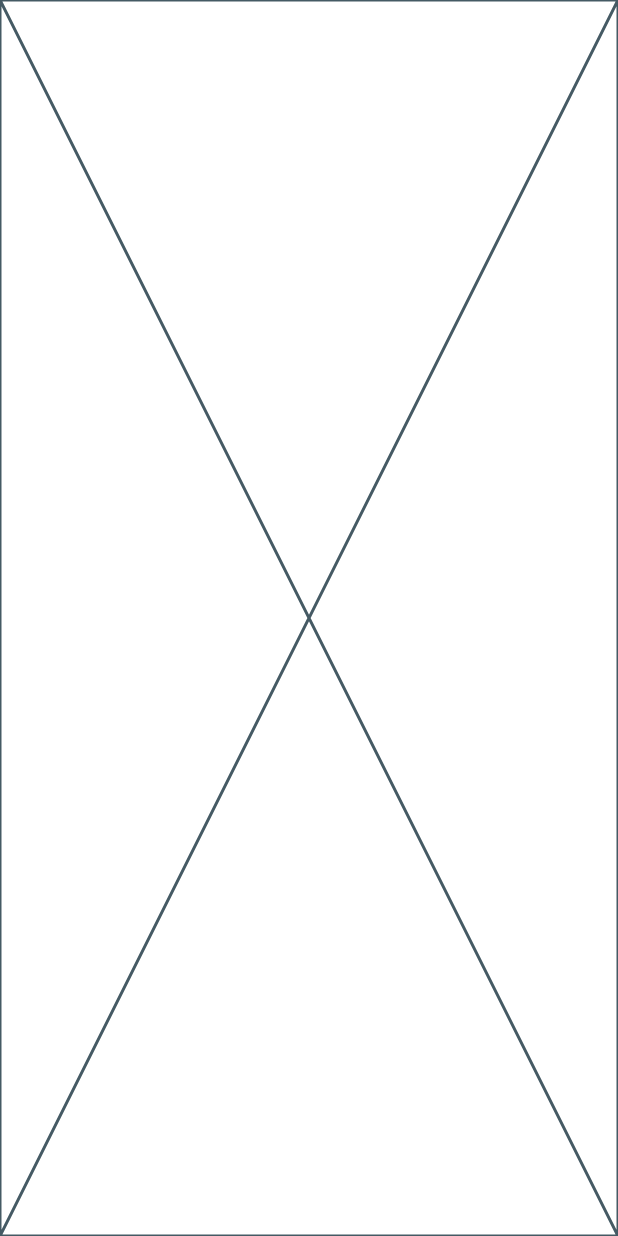
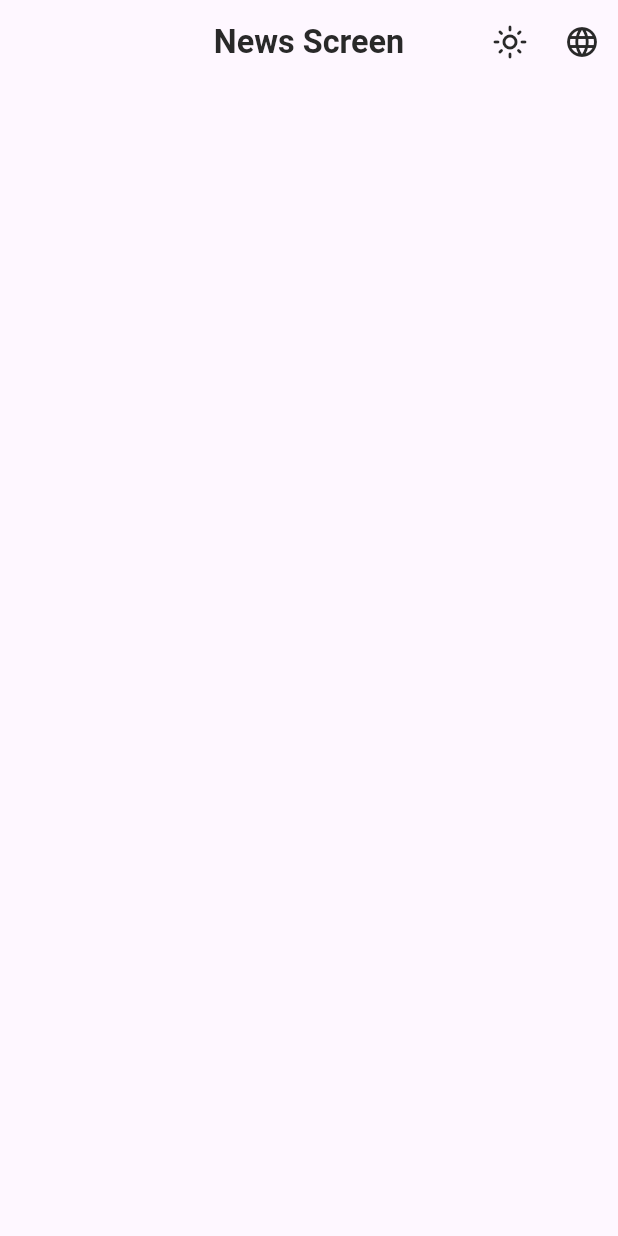
Before and after one commit to Shehab611/news_app_task, a Flutter app: the screen it shows after launch, on a phone screen of 412 x 824 dp. Run offline on Flutter 3.47's test engine with Material 3 defaults, Android fonts, the phone set to English and light mode, and no system bars; our stand-ins replace device_preview, dio, equatable, fluttertoast, get_it, lottie and 1 more.

Commit message:
add app bar

```diff
--- a/assets/localizations/ar.json
+++ b/assets/localizations/ar.json
@@ -19,5 +19,6 @@
   "rateLimitedMessage": "لقد تم تقييد معدلك. تراجع لفترة من الوقت قبل محاولة الطلب مرة أخرى",
   "sourcesTooManyMessage": "لقد طلبت مصادر كثيرة جدًا في طلب واحد. حاول تقسيم الطلب إلى طلبين أصغر",
   "sourceDoesNotExistMessage": "لقد طلبت مصدرا وهو غير موجود",
-  "unexpectedErrorMessage": "لا ينبغي أن يحدث هذا، وإذا حدث فهذا خطأنا، وليس خطأك. حاول الطلب مرة أخرى قريبا"
+  "unexpectedErrorMessage": "لا ينبغي أن يحدث هذا، وإذا حدث فهذا خطأنا، وليس خطأك. حاول الطلب مرة أخرى قريبا",
+  "news_screen": "شاشة الأخبار"
 }
--- a/assets/localizations/en.json
+++ b/assets/localizations/en.json
@@ -19,5 +19,6 @@
   "rateLimitedMessage": "You have been rate limited. Back off for a while before trying the request again",
   "sourcesTooManyMessage": "You have requested too many sources in a single request. Try splitting the request into 2 smaller requests",
   "sourceDoesNotExistMessage": "You have requested a source which does not exist",
-  "unexpectedErrorMessage": "This shouldn't happen, and if it does then it's our fault, not yours. Try the request again shortly"
+  "unexpectedErrorMessage": "This shouldn't happen, and if it does then it's our fault, not yours. Try the request again shortly",
+  "news_screen": "News Screen"
 }
--- a/lib/core/utils/app_constants/app_strings.dart
+++ b/lib/core/utils/app_constants/app_strings.dart
@@ -14,6 +14,7 @@ abstract final class AppStrings {
   static const String noData = 'no_data';
   static const String en = 'en';
   static const String ar = 'ar';
+  static const String newsScreen = 'news_screen';
 
   //#endregion
 
--- a/lib/core/utils/design_utils/app_colors.dart
+++ b/lib/core/utils/design_utils/app_colors.dart
@@ -1,5 +1,5 @@
 part of 'app_theme.dart';
 
 abstract final class AppColors {
-
+  static const Color defaultColor = Color(0xff292929);
 }
--- a/lib/core/utils/design_utils/app_text_styles.dart
+++ b/lib/core/utils/design_utils/app_text_styles.dart
@@ -1,5 +1,9 @@
 part of 'app_theme.dart';
 
 abstract final class AppTextStyles {
-
+  static const TextStyle appBarTextStyle = TextStyle(
+    color: AppColors.defaultColor,
+    fontWeight: FontWeight.w700,
+    fontSize: AppSizes.fontSizeExtraLarge
+  );
 }
--- a/lib/core/utils/design_utils/app_theme.dart
+++ b/lib/core/utils/design_utils/app_theme.dart
@@ -1,17 +1,24 @@
-import 'dart:math';
-
 import 'package:flutter/material.dart';
 import 'package:shared_preferences/shared_preferences.dart';
 
 part 'app_colors.dart';
+
 part 'app_sizes.dart';
+
 part 'app_text_styles.dart';
-part 'app_text_scale.dart';
 
 abstract final class AppThemeData {
-  static ThemeData defaultTheme = ThemeData();
+  static ThemeData defaultTheme = ThemeData(
+      appBarTheme: const AppBarTheme(
+          centerTitle: true,
+          elevation: 0,
+          actionsIconTheme: IconThemeData(
+            color: AppColors.defaultColor,
+            applyTextScaling: true,
+            size: 20
+          ),
+          titleTextStyle: AppTextStyles.appBarTextStyle));
 }
-
 
 final class AppTheme extends ChangeNotifier {
   ThemeMode _themeMode = ThemeMode.system; // Default to system theme
@@ -21,7 +28,7 @@ final class AppTheme extends ChangeNotifier {
   Future<void> fetchTheme() async {
     var prefs = await SharedPreferences.getInstance();
     final themeString = prefs.getString('theme_mode');
-    if(themeString == null) {
+    if (themeString == null) {
       _themeMode = ThemeMode.system; // Default if no preference is stored
       await prefs.setString('theme_mode', 'system');
     } else {
--- a/lib/features/news/presentation/views/news_screen.dart
+++ b/lib/features/news/presentation/views/news_screen.dart
@@ -1,10 +1,21 @@
 import 'package:flutter/material.dart';
+import 'package:news_app_task/core/utils/app_constants/app_strings.dart';
 
 class NewsScreen extends StatelessWidget {
   const NewsScreen({super.key});
 
   @override
   Widget build(BuildContext context) {
-    return const Placeholder();
+    return Scaffold(
+      appBar: AppBar(
+        title:
+            Text(AppLocalizations.of(context).translate(AppStrings.newsScreen)),
+        actions: [
+          IconButton(
+              onPressed: () {}, icon: const Icon(Icons.light_mode_outlined)),
+          IconButton(onPressed: () {}, icon: const Icon(Icons.language)),
+        ],
+      ),
+    );
   }
 }
--- a/lib/main.dart
+++ b/lib/main.dart
@@ -1,15 +1,20 @@
+import 'package:flutter/foundation.dart';
 import 'package:flutter/material.dart';
 import 'package:news_app_task/core/service_locator.dart';
 import 'package:news_app_task/core/utils/app_constants/app_strings.dart';
 import 'package:news_app_task/core/utils/app_routes_utils/app_router.dart';
 import 'package:news_app_task/core/utils/design_utils/app_theme.dart';
+import 'package:device_preview/device_preview.dart';
 
 void main() async {
   WidgetsFlutterBinding.ensureInitialized();
   await initServicesLocator();
   await sl<AppLanguage>().fetchLocale();
   await sl<AppTheme>().fetchTheme();
-  runApp(const MyApp());
+  runApp(DevicePreview(
+    enabled: !kReleaseMode,
+    builder: (context) => const MyApp(),
+  ));
 }
 
 class MyApp extends StatelessWidget {
@@ -26,7 +31,11 @@ class MyApp extends StatelessWidget {
           return ListenableBuilder(
             listenable: appLanguage,
             builder: (context, child) {
-              return MaterialApp(
+              return MediaQuery(
+                  data: MediaQuery.of(context).copyWith(
+                    textScaler: const TextScaler.linear(1.2),
+                  ),
+                  child: MaterialApp(
                     title: 'Asahl Crm',
                     debugShowCheckedModeBanner: false,
                     routes: AppRouter.routes,
@@ -37,7 +46,7 @@ class MyApp extends StatelessWidget {
                     locale: appLanguage.appLocal,
                     supportedLocales: AppConstants.supportedLocales.values,
                     localizationsDelegates: AppConstants.delegates,
-              );
+                  ));
             },
           );
         });
--- a/pubspec.yaml
+++ b/pubspec.yaml
@@ -43,6 +43,7 @@ dependencies:
   flutter_bloc: ^8.1.6
   get_it: ^7.7.0
   equatable: ^2.0.5
+  device_preview: ^1.2.0
 
 dev_dependencies:
   flutter_test:
```
Also changed, not shown: lib/core/utils/design_utils/app_text_scale.dart (deleted, +0 -10 lines), pubspec.lock. Lines whose indentation alone changed are shown as unchanged.
